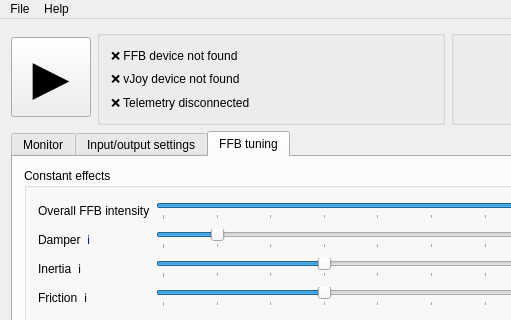
Before: the Qt Designer form H-Shifter/HShifter.ui in kgmonteith/BonusFFB, drawn with Qt 5; both pictures show x 0 to 511 and y 0 to 320 of the 809 by 652 pixel window.
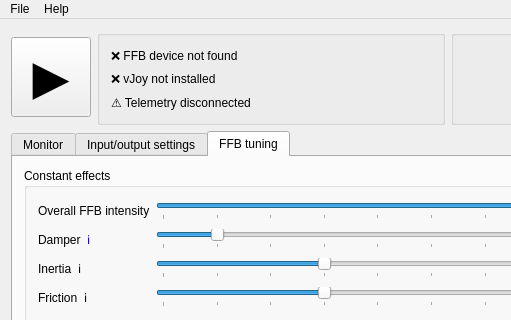
After: the same form once the commit is applied. Icons and pictures are not drawn.

Patch:
```diff
--- a/H-Shifter/HShifter.ui
+++ b/H-Shifter/HShifter.ui
@@ -62,14 +62,14 @@
        <item>
         <widget class="QLabel" name="vjoyDeviceFoundLabel">
          <property name="text">
-          <string>❌ vJoy device not found</string>
+          <string>❌ vJoy not installed</string>
          </property>
         </widget>
        </item>
        <item>
         <widget class="QLabel" name="telemetryLabel">
          <property name="text">
-          <string>❌ Telemetry disconnected</string>
+          <string>⚠️ Telemetry disconnected</string>
          </property>
         </widget>
        </item>
```
